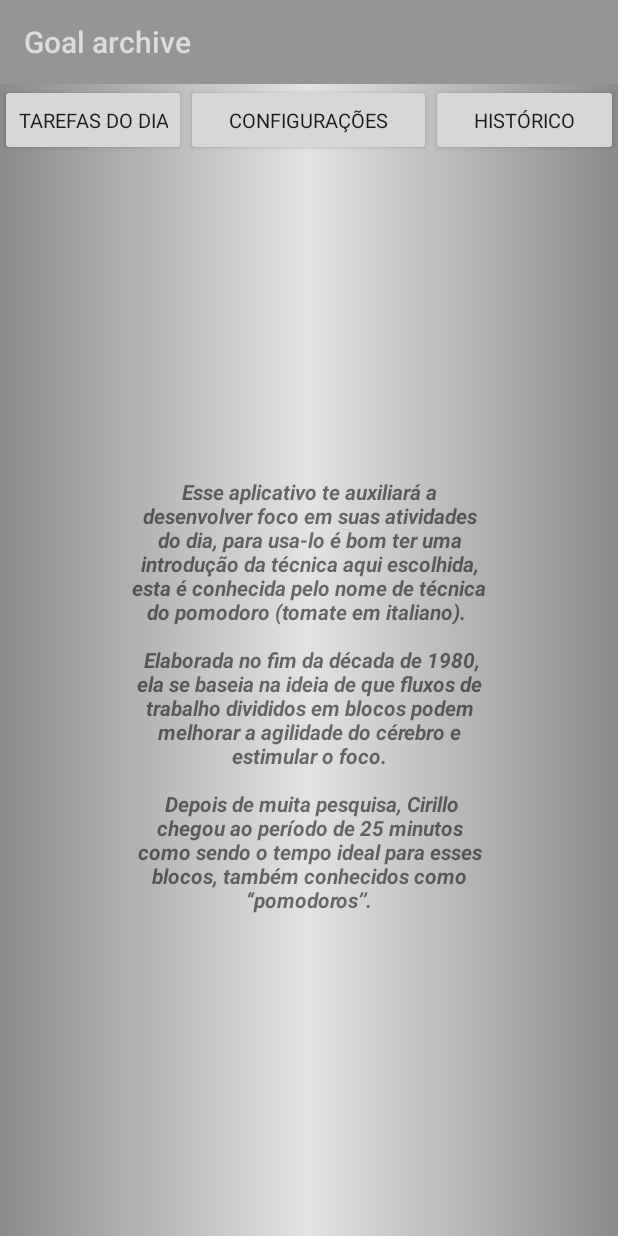
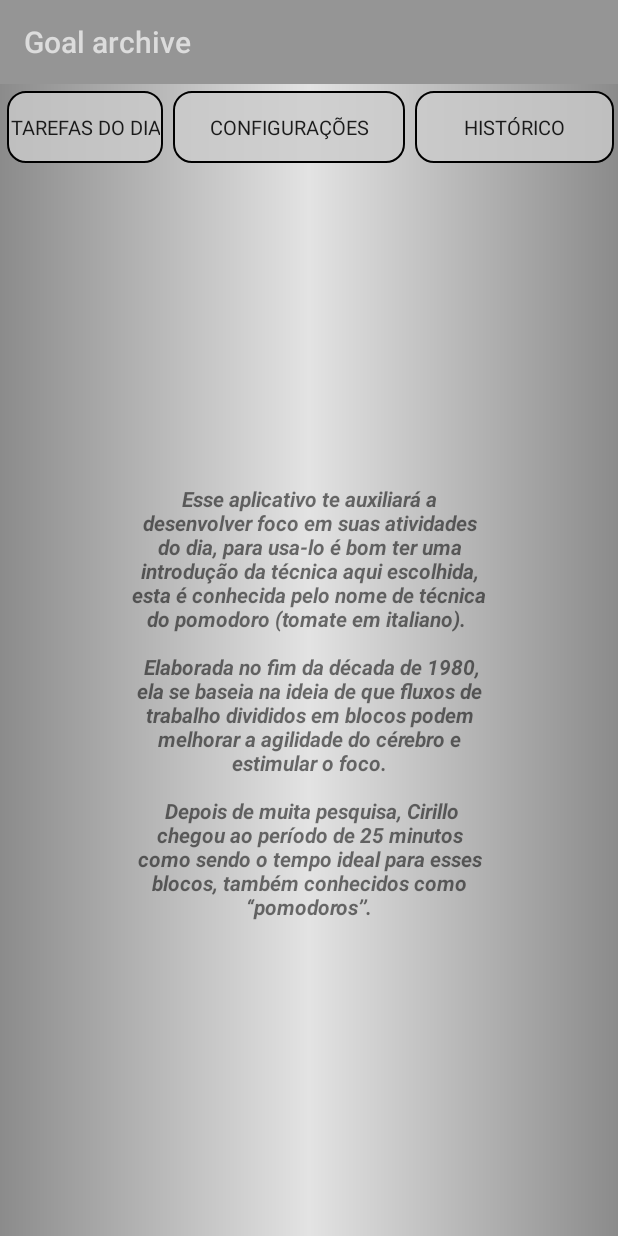
Before and after one commit to Renan3M/Personal-Office-Project, an Android app: the MainActivity screen opened directly, with no data from a screen before it, on a phone screen of 412 x 824 dp. Run offline under Robolectric (Android 15) with nearby library versions, the light colour scheme and no system bars; our stand-ins replace Firebase (no records; nobody signed in at launch, a user with empty details on screens opened directly).

Commit message:
Better layout

```diff
--- /dev/null
+++ b/app/src/main/res/drawable/btn_main.xml
@@ -0,0 +1,7 @@
+<?xml version="1.0" encoding="utf-8"?>
+
+<selector xmlns:android="http://schemas.android.com/apk/res/android">
+    <item android:state_window_focused="false" android:state_enabled="true" android:drawable="@drawable/btn_main_unclicked" />
+    <item android:state_pressed="true" android:drawable="@drawable/btn_main_clicked" />
+    <item android:state_enabled="true" android:state_pressed="false" android:drawable="@drawable/btn_main_unclicked" />
+</selector>
--- /dev/null
+++ b/app/src/main/res/drawable/btn_main_clicked.xml
@@ -0,0 +1,18 @@
+<?xml version="1.0" encoding="utf-8"?>
+<shape
+    xmlns:android="http://schemas.android.com/apk/res/android">
+
+    <stroke android:color="#000" android:width="1dp"/>
+
+    <corners
+        android:radius="12dp" />
+
+    <padding
+        android:left="2dp"
+        android:right="2dp"
+        android:top="1dp"
+        android:bottom="1dp"/>
+
+    <solid android:color="@color/colorPrimary"/>
+
+</shape>
--- /dev/null
+++ b/app/src/main/res/drawable/btn_main_unclicked.xml
@@ -0,0 +1,18 @@
+<?xml version="1.0" encoding="utf-8"?>
+<shape
+    xmlns:android="http://schemas.android.com/apk/res/android">
+
+    <stroke android:color="#000" android:width="1dp"/>
+
+    <corners
+        android:radius="12dp" />
+
+    <padding
+        android:left="2dp"
+        android:right="2dp"
+        android:top="1dp"
+        android:bottom="1dp"/>
+
+    <solid android:color="#cccc"/>
+
+</shape>
--- a/app/src/main/res/layout/activity_main.xml
+++ b/app/src/main/res/layout/activity_main.xml
@@ -15,9 +15,11 @@
         android:weightSum="1">
 
         <TableRow android:layout_weight="1"
+            android:padding="1dp"
             tools:ignore="UselessParent">
 
             <Button
+                android:layout_margin="3dp"
                 android:id="@+id/btnTasks"
                 android:layout_width="wrap_content"
                 android:layout_height="match_parent"
@@ -26,9 +28,11 @@
                 android:onClick="intentTasks"
                 android:text="@string/txt_daily_task"
                 android:textSize="13.5sp"
-                tools:targetApi="jelly_bean" />
+                tools:targetApi="jelly_bean"
+                android:background="@drawable/btn_main"/>
 
             <Button
+                android:layout_margin="3dp"
                 android:id="@+id/btnConfigs"
                 android:layout_width="wrap_content"
                 android:layout_height="match_parent"
@@ -37,9 +41,11 @@
                 android:onClick="intentConfig"
                 android:text="@string/txt_config"
                 android:textSize="13.5sp"
-                tools:targetApi="jelly_bean" />
+                tools:targetApi="jelly_bean"
+                android:background="@drawable/btn_main"/>
 
             <Button
+                android:layout_margin="3dp"
                 android:id="@+id/btnHist"
                 android:layout_width="wrap_content"
                 android:layout_height="match_parent"
@@ -48,7 +54,8 @@
                 android:onClick="intentHist"
                 android:text="@string/txt_historic"
                 android:textSize="13.5sp"
-                tools:targetApi="jelly_bean" />
+                tools:targetApi="jelly_bean"
+                android:background="@drawable/btn_main"/>
         </TableRow>
     </TableLayout>
 
```
Also changed, not shown: app/src/main/java/com/personaltools/renan3m/personaloffice/Activities/Ranks.java (+16 -15 lines), app/src/main/java/com/personaltools/renan3m/personaloffice/Activities/RecyclerView/RankAdapter.java (+22 -10 lines).
